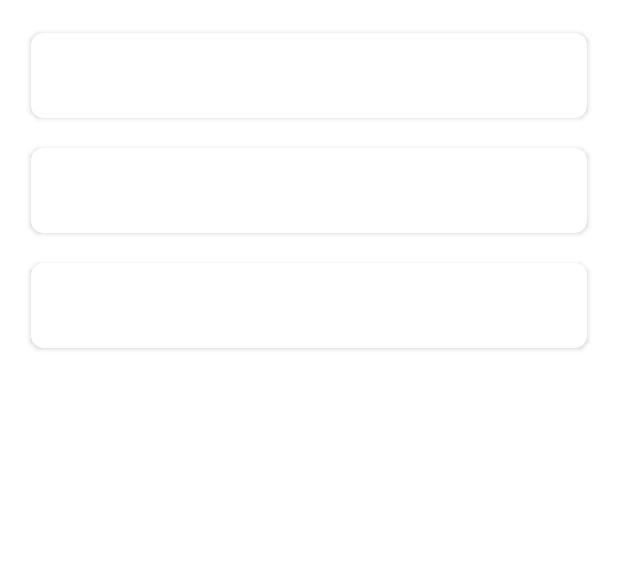
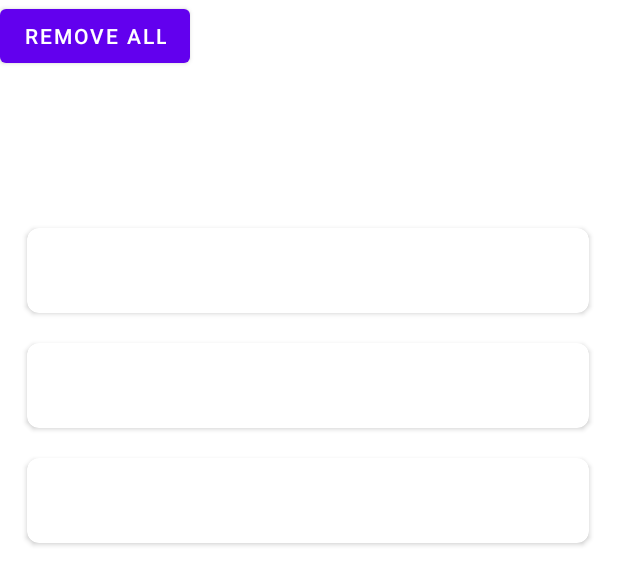
Before and after one commit to kaywil56/mobile-app-dev-s1-22-project-kaywil56, an Android app: the layout fragment_quiz_results.xml on its own in the app's theme, with its tools: preview values and no code run, on a phone screen of 412 x 824 dp. Shown: the top 585 px of the screen. Run offline under Robolectric (Android 15) with nearby library versions, the phone set to English and light mode, and no system bars.

Commit message:
feat: clear all quiz results

```diff
--- a/app/src/main/java/op/mobile/app/dev/willkj8/travelling/helpers/settings/SettingsManager.kt
+++ b/app/src/main/java/op/mobile/app/dev/willkj8/travelling/helpers/settings/SettingsManager.kt
@@ -9,7 +9,7 @@ import kotlinx.coroutines.flow.map
 import java.io.IOException
 
 class SettingsManager(context: Context) {
-    private val dataStore: DataStore<androidx.datastore.preferences.Preferences> =
+    private val dataStore: DataStore<Preferences> =
         context.applicationContext.createDataStore(DATA_STORE_NAME)
 
     val uiModeFlow: Flow<UIMode> = dataStore.data.catch {
--- a/app/src/main/java/op/mobile/app/dev/willkj8/travelling/repository/QuizResultRespository.kt
+++ b/app/src/main/java/op/mobile/app/dev/willkj8/travelling/repository/QuizResultRespository.kt
@@ -13,4 +13,9 @@ class QuizResultRespository(private val QuizResultDao: IQuizResultDao) {
         fun insertQuizResultDetail(quiz_result: QuizResult) {
             QuizResultDao.insert(quiz_result)
         }
+
+        @WorkerThread
+        fun deleteAllQuizResultsDetail() {
+            QuizResultDao.deleteAll()
+        }
 }
--- a/app/src/main/res/layout/activity_main.xml
+++ b/app/src/main/res/layout/activity_main.xml
@@ -4,7 +4,8 @@
     xmlns:tools="http://schemas.android.com/tools"
     android:layout_width="match_parent"
     android:layout_height="match_parent"
-    tools:context=".MainActivity">
+    tools:context=".MainActivity"
+    android:configChanges="uiMode">
 
     <androidx.appcompat.widget.Toolbar
         android:id="@+id/toolbar"
--- a/app/src/main/res/layout/fragment_quiz_results.xml
+++ b/app/src/main/res/layout/fragment_quiz_results.xml
@@ -31,19 +31,29 @@
 
         <androidx.recyclerview.widget.RecyclerView
             android:id="@+id/rv_quiz_details"
-            android:layout_width="match_parent"
-            android:layout_height="match_parent"
-            android:layout_marginStart="16dp"
+            android:layout_width="384dp"
+            android:layout_height="629dp"
             android:layout_marginTop="16dp"
-            android:layout_marginEnd="16dp"
             android:layout_marginBottom="16dp"
             app:layoutManager="androidx.recyclerview.widget.GridLayoutManager"
             app:layout_constraintBottom_toBottomOf="parent"
+            app:layout_constraintHorizontal_bias="0.481"
             app:layout_constraintLeft_toLeftOf="parent"
             app:layout_constraintRight_toRightOf="parent"
             app:layout_constraintTop_toTopOf="parent"
+            app:layout_constraintVertical_bias="0.8"
             app:quiz_result_list_data="@{quizResultsViewModel.allResultDetails}"
             tools:listitem="@layout/recycler_view_result_item" />
+
+        <Button
+            android:id="@+id/btn_delete_results"
+            android:layout_width="wrap_content"
+            android:layout_height="wrap_content"
+            android:text="Remove All"
+            tools:ignore="MissingConstraints"
+            tools:layout_editor_absoluteX="267dp"
+            tools:layout_editor_absoluteY="16dp"
+            android:onClick="@{() -> quizResultsViewModel.clearAll()}"/>
 
     </androidx.constraintlayout.widget.ConstraintLayout>
 
```
Also changed, not shown: app/src/main/java/op/mobile/app/dev/willkj8/travelling/MainActivity.kt (+18 -1 lines), app/src/main/java/op/mobile/app/dev/willkj8/travelling/ui/quiz/results/QuizResultsFragment.kt (+7 -0 lines), app/src/main/java/op/mobile/app/dev/willkj8/travelling/ui/quiz/results/QuizResultsViewModel.kt (+7 -1 lines).
